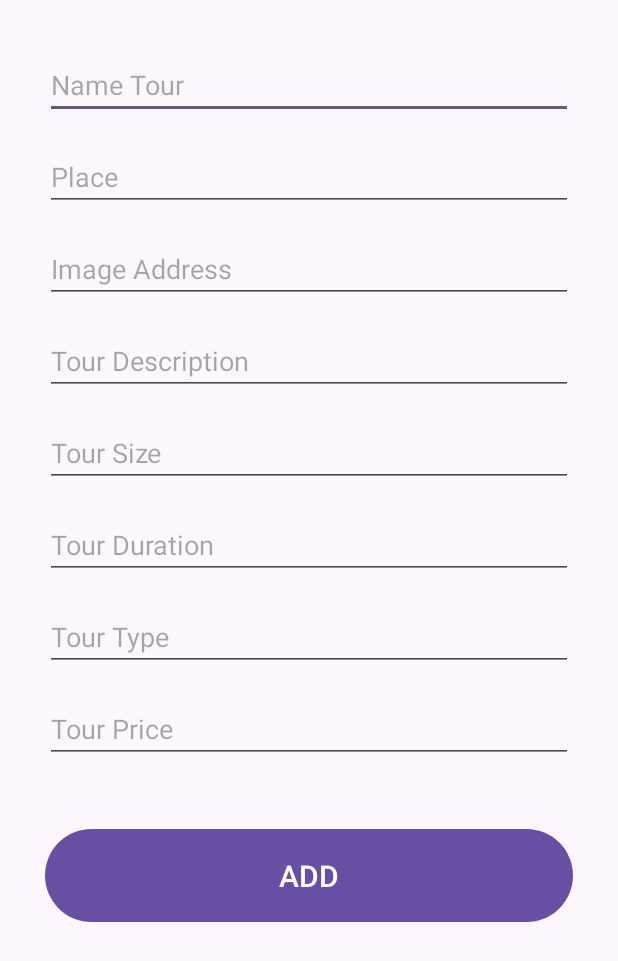
After one commit to leanhluong/AppTourBooking_Android, an Android app: the AddTourActivity screen opened directly, with no data from a screen before it, on a phone screen of 412 x 824 dp. The commit adds this screen. Shown: the top 961 px of the screen. Run offline under Robolectric (Android 15) with nearby library versions, the light colour scheme and no system bars.

Commit message:
create tour

```diff
--- /dev/null
+++ b/app/src/main/java/com/example/apptourbooking/Admin/AddTourActivity.java
@@ -0,0 +1,83 @@
+package com.example.apptourbooking.Admin;
+
+import androidx.appcompat.app.AppCompatActivity;
+
+import android.os.Bundle;
+import android.view.View;
+import android.widget.Button;
+import android.widget.EditText;
+import android.widget.Toast;
+
+import com.example.apptourbooking.Database.TourDAO;
+import com.example.apptourbooking.R;
+
+public class AddTourActivity extends AppCompatActivity {
+    EditText name_input ,duration_input, price_input, tourtype_input, toursize_input,place_input, description_input, img_input;
+    Button add_button;
+    @Override
+    protected void onCreate(Bundle savedInstanceState) {
+        super.onCreate(savedInstanceState);
+        setContentView(R.layout.activity_add_tour);
+        name_input = findViewById(R.id.input0);
+        place_input =findViewById(R.id.input1);
+        duration_input = findViewById(R.id.input5);
+        img_input = findViewById(R.id.input2);
+        toursize_input = findViewById(R.id.input4);
+        tourtype_input = findViewById(R.id.input6);
+        price_input = findViewById(R.id.input7);
+        description_input = findViewById(R.id.input3);
+        add_button = findViewById(R.id.add_button);
+        add_button.setOnClickListener(new View.OnClickListener() {
+            @Override
+            public void onClick(View v) {
+                TourDAO tourDAO = new TourDAO(AddTourActivity.this);
+                if (validateHotelData()) {
+                    tourDAO.addTour(name_input.getText().toString().trim(),
+                            description_input.getText().toString().trim(),
+                            place_input.getText().toString().trim(),
+
+                            tourtype_input.getText().toString().trim(),
+                            price_input.getText().toString().trim(),
+                            img_input.getText().toString().trim(),
+                            toursize_input.getText().toString().trim(),
+                            duration_input.getText().toString().trim());
+
+                }
+            }
+
+        });
+
+    }
+
+    private boolean validateHotelData() {
+        String name = name_input.getText().toString().trim();
+        String description = description_input.getText().toString().trim();
+        String place = place_input.getText().toString().trim();
+        String type = tourtype_input.getText().toString().trim();
+        String priceStr = price_input.getText().toString().trim();
+        String size =toursize_input.getText().toString().trim();
+        String duration = duration_input.getText().toString().trim();
+        String img = img_input.getText().toString().trim();
+
+
+        String[] validExtensions = {".jpg", ".jpeg", ".png"};
+
+        if (name.isEmpty() || description.isEmpty() || place.isEmpty() || priceStr.isEmpty() || img.isEmpty() || type.isEmpty() || size.isEmpty() || duration.isEmpty()) {
+            Toast.makeText(AddTourActivity.this, "All fields are required.", Toast.LENGTH_SHORT).show();
+            return false;
+        }
+
+
+
+        if (img != null && (img.startsWith("http://") || img.startsWith("https://"))) {
+            for (String extension : validExtensions) {
+                if (img.endsWith(extension)) {
+                    return true;
+                }
+            }
+        }
+
+        Toast.makeText(AddTourActivity.this, "Invalid image URL.", Toast.LENGTH_SHORT).show();
+        return false;
+    }
+}
--- /dev/null
+++ b/app/src/main/res/layout/activity_add_tour.xml
@@ -0,0 +1,114 @@
+<?xml version="1.0" encoding="utf-8"?>
+<androidx.constraintlayout.widget.ConstraintLayout xmlns:android="http://schemas.android.com/apk/res/android"
+    xmlns:app="http://schemas.android.com/apk/res-auto"
+    xmlns:tools="http://schemas.android.com/tools"
+    android:layout_width="match_parent"
+    android:layout_height="match_parent"
+    android:padding="30dp"
+    tools:context=".Admin.AddHotelActivity">
+    <EditText
+        android:id="@+id/input0"
+        android:layout_width="match_parent"
+        android:layout_height="wrap_content"
+        android:layout_marginTop="4dp"
+        android:ems="10"
+        android:hint="Name Tour"
+        android:inputType="textPersonName"
+        app:layout_constraintEnd_toEndOf="parent"
+        app:layout_constraintStart_toStartOf="parent"
+        app:layout_constraintTop_toTopOf="parent" />
+
+    <EditText
+        android:id="@+id/input1"
+        android:layout_width="match_parent"
+        android:layout_height="wrap_content"
+        android:layout_marginTop="16dp"
+        android:ems="10"
+        android:hint="Place"
+        android:inputType="textPersonName"
+        app:layout_constraintEnd_toEndOf="parent"
+        app:layout_constraintStart_toStartOf="parent"
+        app:layout_constraintTop_toBottomOf="@+id/input0" />
+
+    <EditText
+        android:id="@+id/input2"
+        android:layout_width="match_parent"
+        android:layout_height="wrap_content"
+        android:layout_marginTop="16dp"
+        android:ems="10"
+        android:hint="Image Address"
+        android:inputType="textUri"
+        app:layout_constraintEnd_toEndOf="parent"
+        app:layout_constraintStart_toStartOf="parent"
+        app:layout_constraintTop_toBottomOf="@+id/input1" />
+
+    <EditText
+        android:id="@+id/input3"
+        android:layout_width="match_parent"
+        android:layout_height="wrap_content"
+        android:layout_marginTop="16dp"
+        android:ems="10"
+        android:hint="Tour Description"
+        android:inputType="number"
+        app:layout_constraintEnd_toEndOf="parent"
+        app:layout_constraintStart_toStartOf="parent"
+        app:layout_constraintTop_toBottomOf="@+id/input2" />
+    <EditText
+        android:id="@+id/input4"
+        android:layout_width="match_parent"
+        android:layout_height="wrap_content"
+        android:layout_marginTop="16dp"
+        android:ems="10"
+        android:hint="Tour Size"
+        android:inputType="textPersonName"
+        app:layout_constraintEnd_toEndOf="parent"
+        app:layout_constraintStart_toStartOf="parent"
+        app:layout_constraintTop_toBottomOf="@+id/input3" />
+    <EditText
+        android:id="@+id/input5"
+        android:layout_width="match_parent"
+        android:layout_height="wrap_content"
+        android:layout_marginTop="16dp"
+        android:ems="10"
+        android:hint="Tour Duration"
+        android:inputType="number"
+        app:layout_constraintEnd_toEndOf="parent"
+        app:layout_constraintStart_toStartOf="parent"
+        app:layout_constraintTop_toBottomOf="@+id/input4" />
+    <EditText
+        android:id="@+id/input6"
+        android:layout_width="match_parent"
+        android:layout_height="wrap_content"
+        android:layout_marginTop="16dp"
+        android:ems="10"
+        android:hint="Tour Type"
+        android:inputType="textPersonName"
+        app:layout_constraintEnd_toEndOf="parent"
+        app:layout_constraintStart_toStartOf="parent"
+        app:layout_constraintTop_toBottomOf="@+id/input5" />
+    <EditText
+        android:id="@+id/input7"
+        android:layout_width="match_parent"
+        android:layout_height="wrap_content"
+        android:layout_marginTop="16dp"
+        android:ems="10"
+        android:hint="Tour Price"
+        android:inputType="number"
+        app:layout_constraintEnd_toEndOf="parent"
+        app:layout_constraintStart_toStartOf="parent"
+        app:layout_constraintTop_toBottomOf="@+id/input6" />
+
+
+
+    <Button
+        android:id="@+id/add_button"
+        android:layout_width="match_parent"
+        android:layout_height="70dp"
+        android:layout_marginTop="40dp"
+        android:text="ADD"
+        android:textSize="20sp"
+        android:textAllCaps="false"
+        app:layout_constraintEnd_toEndOf="parent"
+        app:layout_constraintStart_toStartOf="parent"
+        app:layout_constraintTop_toBottomOf="@+id/input7" />
+</androidx.constraintlayout.widget.ConstraintLayout>
--- a/app/src/main/res/layout/tour_list_item.xml
+++ b/app/src/main/res/layout/tour_list_item.xml
@@ -4,7 +4,8 @@
     android:layout_width="match_parent"
     android:layout_height="wrap_content"
     xmlns:app="http://schemas.android.com/apk/res-auto"
-    android:orientation="vertical">
+    android:orientation="vertical"
+    android:id="@+id/item_tour">
     <androidx.cardview.widget.CardView
         android:layout_width="match_parent"
         android:layout_height="wrap_content">
@@ -63,7 +64,7 @@
             android:gravity="center"
             android:id="@+id/btn_tour_booking"
             android:layout_width="100dp"
-            android:layout_height="40dp"
+            android:layout_height="50dp"
              android:layout_marginTop="100dp"
             android:text="Dang Ki"
             android:background="@drawable/rounded_background"
```
Also changed, not shown: app/src/main/AndroidManifest.xml (+17 -29 lines), app/src/main/java/com/example/apptourbooking/Activitis/TourListActivity.java (+18 -6 lines), app/src/main/java/com/example/apptourbooking/Adapter/ListTourAdapter.java (added, +106 -0 lines), app/src/main/java/com/example/apptourbooking/Adapter/TourAdapter.java (+16 -12 lines), app/src/main/java/com/example/apptourbooking/Admin/AdminActivity.java (+9 -1 lines), app/src/main/java/com/example/apptourbooking/Admin/PageViewListTour.java (added, +68 -0 lines), app/src/main/java/com/example/apptourbooking/Database/TourDAO.java (+29 -5 lines), app/src/main/java/com/example/apptourbooking/Domain/Tour.java (+11 -0 lines), app/src/main/res/drawable-anydpi/ic_tour.xml (added, +11 -0 lines), app/src/main/res/layout/activity_admin.xml (+8 -3 lines), app/src/main/res/layout/activity_page_view_list_tour.xml (added, +70 -0 lines), app/src/main/res/drawable-hdpi/ic_tour.png (added), app/src/main/res/drawable-mdpi/ic_tour.png (added), app/src/main/res/drawable-xhdpi/ic_tour.png (added), 1 more files.
